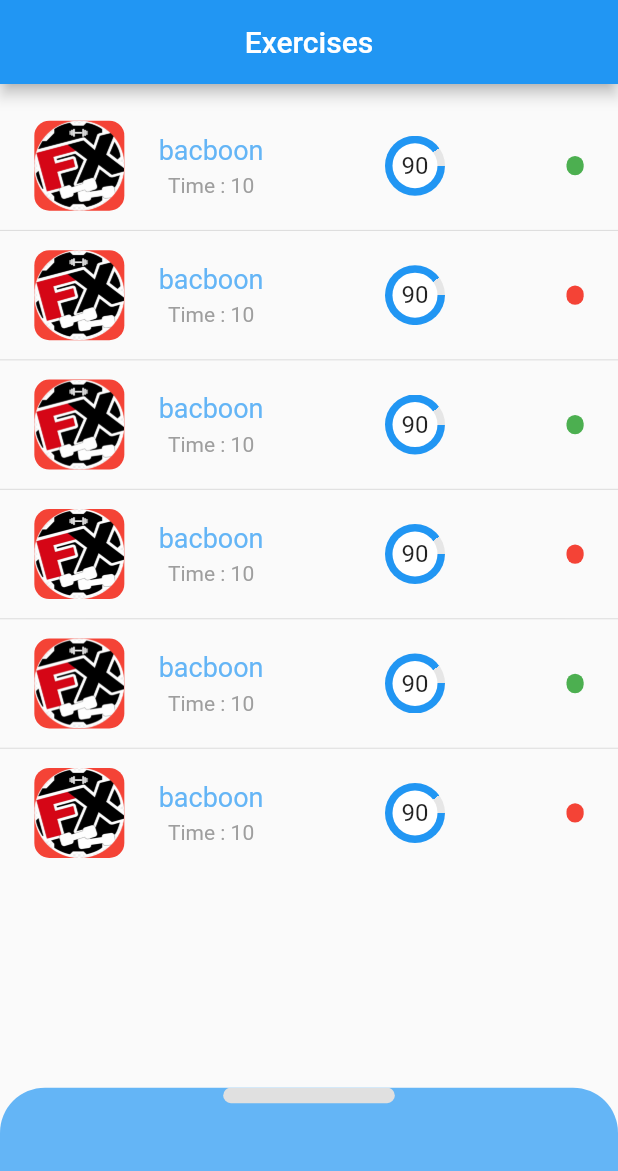
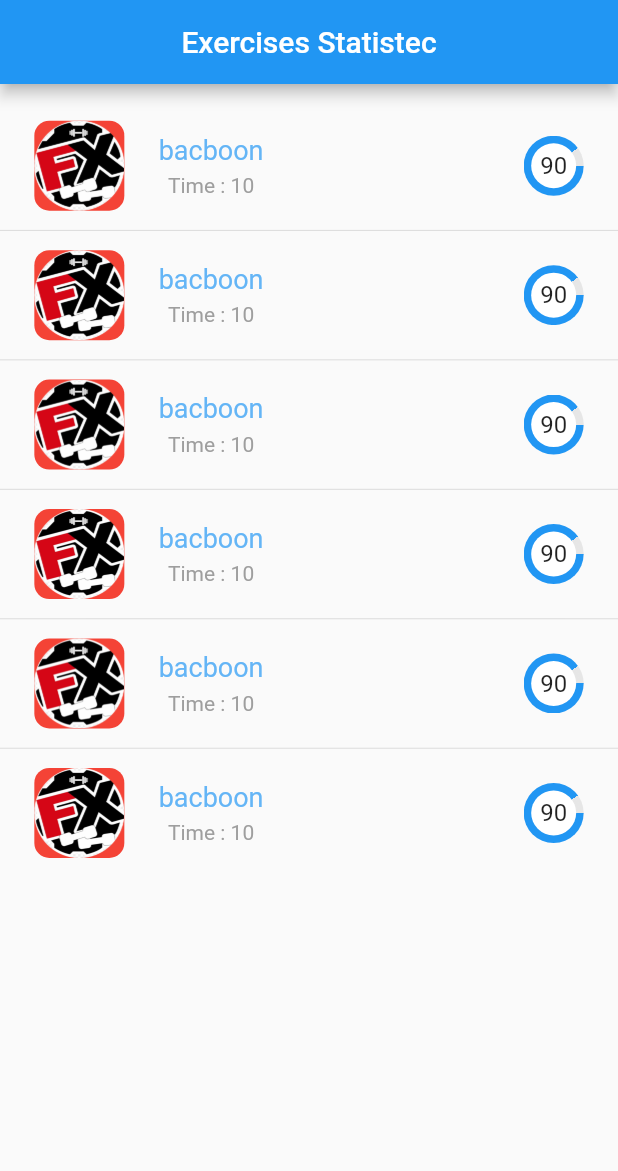
Before and after one commit to Abdghali/gym-project, a Flutter app: the screen it shows after launch, on a phone screen of 412 x 824 dp. Shown: the top 1171 px of the screen. Run offline on Flutter 3.47's test engine with Material 2 defaults, Android fonts, the phone set to English and light mode, and no system bars; our stand-ins replace flutter_screenutil, splashscreen.

Commit message:
second comment

```diff
--- a/lib/main.dart
+++ b/lib/main.dart
@@ -1,6 +1,7 @@
 import 'package:flutter/material.dart';
 import 'package:flutter_gym_app/ui/exercisesDetailsPage.dart';
 import 'package:flutter_gym_app/ui/indecator.dart';
+import 'package:flutter_gym_app/ui/reportPage.dart';
 import 'package:flutter_gym_app/ui/splashPage.dart';
 
 import 'ui/homePage.dart';
@@ -22,7 +23,8 @@ class MyApp extends StatelessWidget {
       ),
      // home: SplashPage(),
      // home: HomePage(),
-      home: TrainingTypePage(),
+    //  home: TrainingTypePage(),
+      home: ReportPage(),
     // home: ExercisesDetailsPage(),
     // home: Indecator(size: 50.0,beginvalue: 0.0,endValue: 0.9,),
     );
--- /dev/null
+++ b/lib/ui/reportPage.dart
@@ -0,0 +1,133 @@
+import 'package:flutter/material.dart';
+import 'package:flutter_gym_app/models/exercise.dart';
+import 'package:flutter_gym_app/ui/indecator.dart';
+import 'package:flutter_screenutil/flutter_screenutil.dart';
+
+class ReportPage extends StatefulWidget {
+
+  @override
+  _ReportPageState createState() => _ReportPageState();
+}
+ List<Exercise> exxersises = [
+    Exercise(trainingName: "bacboon", time: 10, done: false),
+    Exercise(trainingName: "bacboon", time: 10, done: true),
+    Exercise(trainingName: "bacboon", time: 10, done: false),
+    Exercise(trainingName: "bacboon", time: 10, done: true),
+    Exercise(trainingName: "bacboon", time: 10, done: false),
+    Exercise(trainingName: "bacboon", time: 10, done: true),
+  ];
+class _ReportPageState extends State<ReportPage> {
+  @override
+  Widget build(BuildContext context) {
+     ScreenUtil.init(context,
+        width: 360.0, height: 640.0, allowFontScaling: true);
+
+    return Scaffold(
+      appBar: AppBar(
+        title: Text("Exercises Statistec"),
+        centerTitle: true,
+      ),
+      body:CustomeContainer1(exxersises),
+
+
+    );
+  }
+}
+
+/// custome container for multy item (as list )
+class CustomeContainer1 extends StatefulWidget {
+    List exxersises;
+
+CustomeContainer1(this.exxersises);
+  @override
+  _CustomeContainer1State createState() => _CustomeContainer1State();
+}
+
+class _CustomeContainer1State extends State<CustomeContainer1> {
+
+  @override
+  Widget build(BuildContext context) {
+    return Container(
+       child:SingleChildScrollView(
+            child: Column(
+              children: [
+                Container(
+                  padding: EdgeInsets.symmetric(
+                    vertical: 15.h,
+                  ),
+                  height: 515.h,
+                  // color: Colors.greenAccent,
+                  child: ListView.separated(
+                      itemBuilder: (context, index) =>
+                          CustomContainer(exercise: widget.exxersises[index]),
+                      separatorBuilder: (context, index) => Divider(),
+                      itemCount: widget.exxersises.length),
+                ),
+
+              ],
+            ),
+          ),
+    );
+  }
+}
+ //custome container for Item of Excersises
+class CustomContainer extends StatelessWidget {
+  Exercise exercise;
+  CustomContainer({this.exercise});
+  @override
+  Widget build(BuildContext context) {
+    return Container(
+      padding: EdgeInsets.symmetric(horizontal: 20.w, vertical: 4.h),
+      child: Row(
+        mainAxisAlignment: MainAxisAlignment.spaceBetween,
+        children: [
+          Row(
+            children: [
+              Container(
+                height: 60,
+                width: 60,
+                decoration: BoxDecoration(
+                    color: Colors.red,
+                    borderRadius: BorderRadius.circular(10),
+                    image: DecorationImage(
+                        fit: BoxFit.cover,
+                        image: AssetImage('assets/images/logo2.png'))),
+              ),
+              SizedBox(
+                width: 20.w,
+              ),
+              Column(
+                children: [
+                  Text(
+                    "${exercise.trainingName}",
+                    style: TextStyle(
+                      color: Colors.blue[300],
+                      fontSize: 18,
+                    ),
+                  ),
+                  SizedBox(
+                    height: 4.h,
+                  ),
+                  Text("Time : ${exercise.time}",
+                      style: TextStyle(
+                        color: Colors.grey,
+                        fontSize: 14,
+                      )),
+                ],
+              ),
+            ],
+          ),
+          //  Spacer(),
+          Container(
+              height: 40,
+              width: 40,
+              child: Indecator(
+                size: 40.0,
+                beginvalue: 0.2,
+                endValue: 0.9,
+              )),
+        ],
+      ),
+    );
+  }
+}
```
